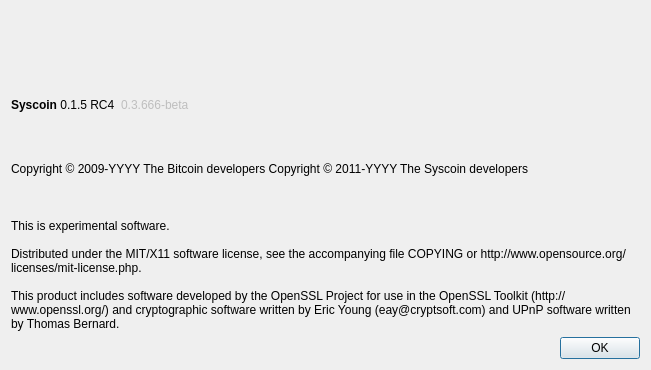
Qt form src/qt/forms/aboutdialog.ui (syscoin/syscoin1) before a commit.
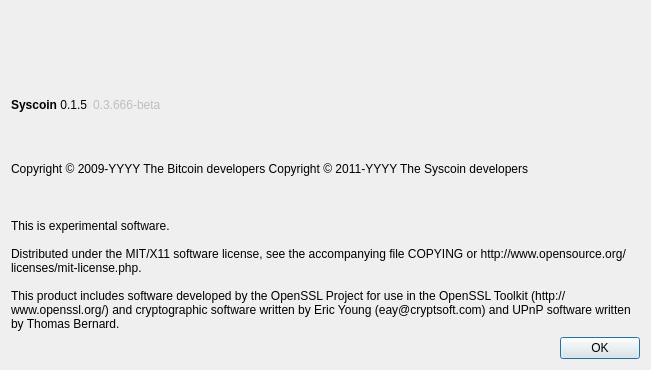
The same form after that commit. Icons and pictures are not drawn.

Commit message:
Removed RC4 label
prep for production promotion

What changed in the file:
```diff
--- a/src/qt/forms/aboutdialog.ui
+++ b/src/qt/forms/aboutdialog.ui
@@ -35,7 +35,7 @@
         <cursorShape>IBeamCursor</cursorShape>
        </property>
        <property name="text">
-        <string>&lt;html&gt;&lt;head/&gt;&lt;body&gt;&lt;p&gt;&lt;span style=&quot; font-weight:600;&quot;&gt;Syscoin &lt;/span&gt;0.1.5 RC4&lt;/p&gt;&lt;/body&gt;&lt;/html&gt;</string>
+        <string>&lt;html&gt;&lt;head/&gt;&lt;body&gt;&lt;p&gt;&lt;span style=&quot; font-weight:600;&quot;&gt;Syscoin &lt;/span&gt;0.1.5&lt;/p&gt;&lt;/body&gt;&lt;/html&gt;</string>
        </property>
        <property name="textInteractionFlags">
         <set>Qt::LinksAccessibleByMouse|Qt::TextSelectableByKeyboard|Qt::TextSelectableByMouse</set>
```
The commit also changes 1 other file.
